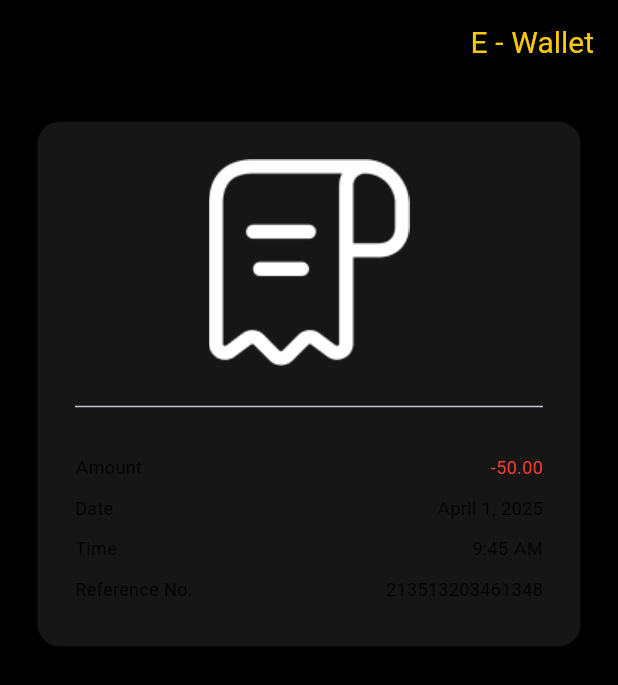
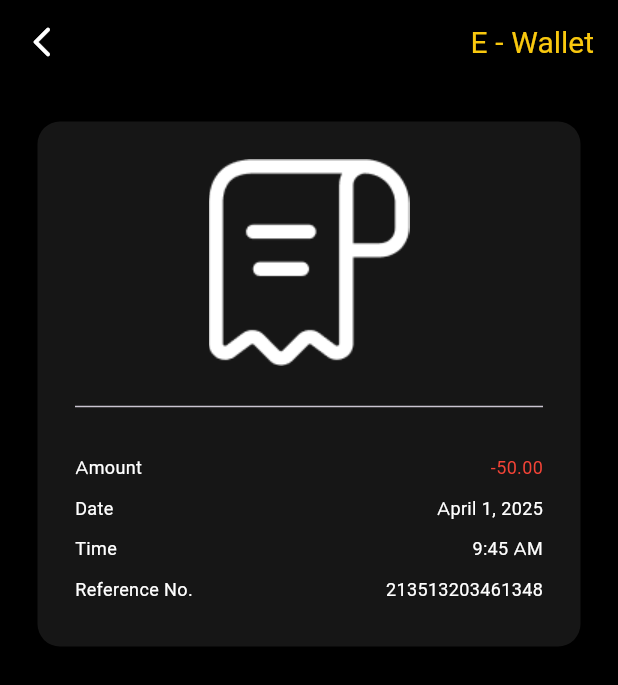
Before and after one commit to kenxsantos/AcePlus, a Flutter app: the ReceiptPage screen opened by its route, on a phone screen of 412 x 824 dp. Shown: the top 685 px of the screen. Run offline on Flutter 3.47's test engine with Material 3 defaults, Android fonts, the phone set to English and light mode, and no system bars; our stand-ins replace go_router, google_fonts; Roboto replaces fonts that are missing (Lemon).

Commit message:
feat: update color constants and add new gradient for improved UI; enhance app strings

```diff
--- a/lib/shared/utils/constant.dart
+++ b/lib/shared/utils/constant.dart
@@ -7,7 +7,7 @@
 const secondaryVioleyt = Color(0xFF791E94);
 const maroon = Color(0xFF791E94);
 const primaryBlack = Color(0xFF000000);
-const primaryWhite = Color(0xFF000000);
+const primaryWhite = Color.fromARGB(255, 255, 255, 255);
 
 const gold = LinearGradient(
   begin: Alignment.topLeft,
@@ -21,5 +21,12 @@
   ],
 );
 
+const gradientBlack = LinearGradient(
+  colors: [Color(0xFF0A0A0A), Color(0xFF323232)],
+  begin: Alignment.topRight,
+  end: Alignment.bottomRight,
+);
+
 const imageUrl = "assets/images/";
 const iconUrl = "assets/icons/";
+const cardUrl = "assets/cards/";
--- a/lib/shared/utils/strings.dart
+++ b/lib/shared/utils/strings.dart
@@ -1,8 +1,12 @@
 class Str {
+  final appName = "Ace+";
+  final subtext = "Banker Game Plus";
+  final subtext2 = "Bet on the highest paying card and win up to billions";
   final cashIn = "Cash In";
   final cashOut = "Cash Out";
   final enterAmount = "Enter Amount";
   final enterAccNo = "Enter Account Number";
-
   final eWallet = "E - Wallet";
+  final playNow = "Play Now!";
+  final instruction = "Instructions";
 }
```
